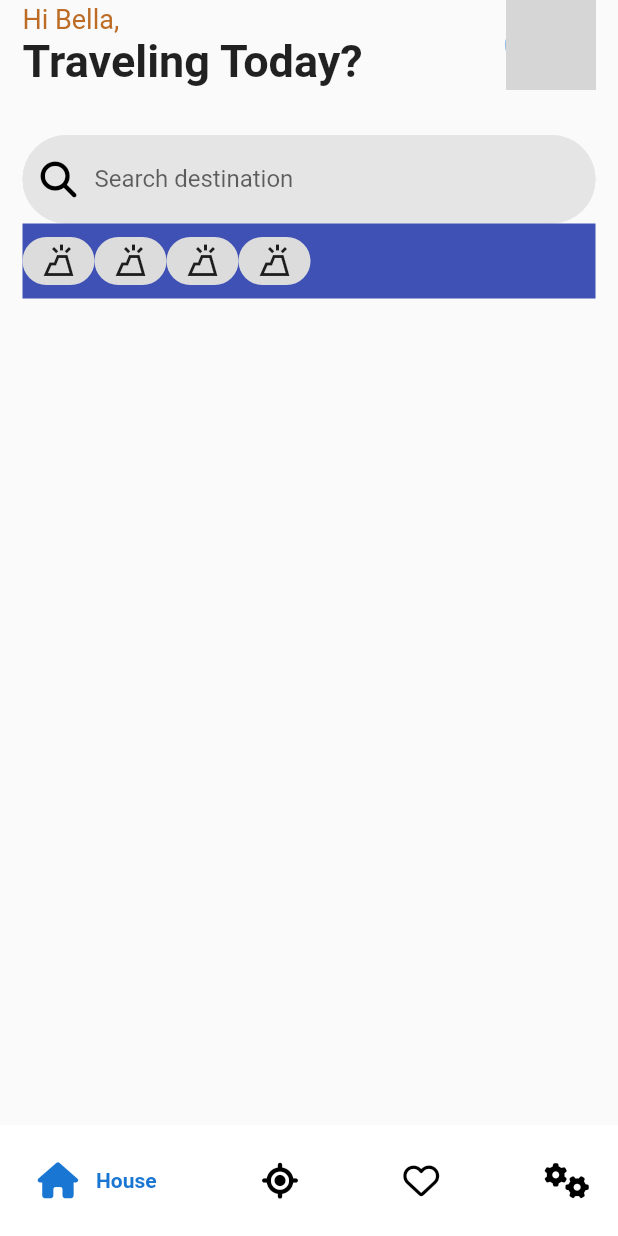
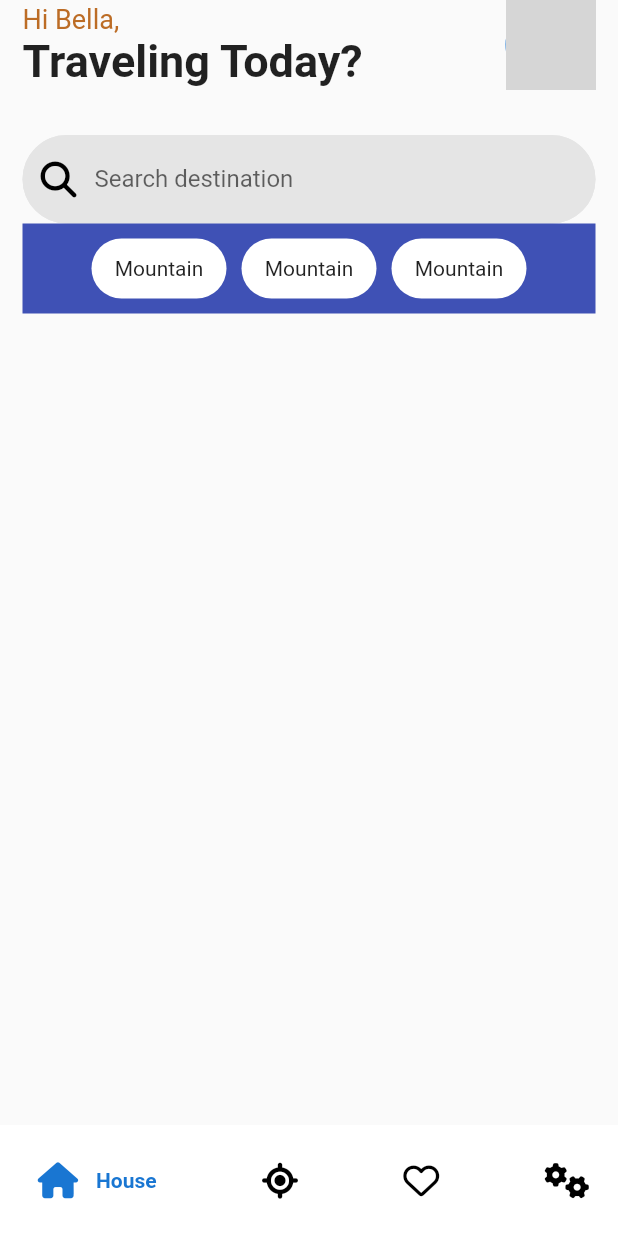
Before and after one commit to jhongo/travel_app, a Flutter app: the screen it shows after launch, on a phone screen of 412 x 824 dp. Run offline on Flutter 3.47's test engine with Material 2 defaults, Android fonts, the phone set to English and light mode, and no system bars; drawn by our look-alikes of google_nav_bar; our stand-ins replace font_awesome_flutter; network calls fail; grey boxes are pictures that could not be loaded.

Commit message:
Add component in MAIN HEADER

```diff
--- /dev/null
+++ b/lib/infraestructure/models/category_model.dart
@@ -0,0 +1,37 @@
+
+
+import 'package:flutter/material.dart';
+import 'package:font_awesome_flutter/font_awesome_flutter.dart';
+
+class Category {
+
+  final String name;
+  final IconData icon;
+  final bool enabled;
+
+  Category({
+  required this.name,
+  required this.icon,
+  required this.enabled
+  });
+
+}
+
+final categories = <Category>[
+
+  Category(
+    name: 'Beach',
+    icon: FontAwesomeIcons.umbrellaBeach,
+    enabled: true,
+    ),
+  Category(
+    name: 'Mountain',
+    icon: FontAwesomeIcons.mountain,
+    enabled: true,
+    ),
+  Category(
+    name: 'Beach',
+    icon: FontAwesomeIcons.tent,
+    enabled: true,
+    ),
+];
--- a/lib/presentation/widgets/home/header_category_widget.dart
+++ b/lib/presentation/widgets/home/header_category_widget.dart
@@ -1,5 +1,6 @@
 import 'package:flutter/gestures.dart';
 import 'package:flutter/material.dart';
+import 'package:travel_app/infraestructure/models/category_model.dart';
 
 class HeaderCategoryWidget extends StatelessWidget {
 
@@ -8,22 +9,29 @@ class HeaderCategoryWidget extends StatelessWidget {
   @override
   Widget build(BuildContext context) {
     return Container(
-      width: MediaQuery.of(context).size.width,
-      height: 50,
+      width: double.infinity,
+      height: 60,
       color: Colors.indigo,
-      child: ListView.builder(
-        dragStartBehavior: DragStartBehavior.down,
-        scrollDirection: Axis.horizontal,
-      itemCount: 4,
-      itemBuilder:(context, index) {
-        return Chip(
-          label:Row(
-          children: [
-            Icon(Icons.volcano_outlined)
-          ],
-        ));
-      },
-      ),
+      child:Center(
+        child: ListView.builder(
+          shrinkWrap: true,
+          itemExtent: 100,
+          scrollDirection: Axis.horizontal,
+          itemCount:categories.length ,
+          itemBuilder:(context, index) {
+
+            return Container(
+              margin: EdgeInsets.symmetric(horizontal: 5, vertical: 10),
+              alignment: Alignment.center,
+               child: Text( '${categories[1].name}'),
+               decoration: BoxDecoration(
+                color: Colors.white,
+                borderRadius: BorderRadius.circular(100)
+               ),
+               );
+          },
+          ),
+      )
     );
   }
 }
--- a/lib/presentation/widgets/home/header_home_widget.dart
+++ b/lib/presentation/widgets/home/header_home_widget.dart
@@ -11,7 +11,7 @@ class HeaderHomeWidget extends StatelessWidget {
   Widget build(BuildContext context) {
     return Container(
       padding:const EdgeInsets.symmetric(horizontal: 15),
-      child: Column(
+      child:const Column(
         children: [
           WelcomeHeaderWidget(),
           SizedBox(height: 30,),
```
